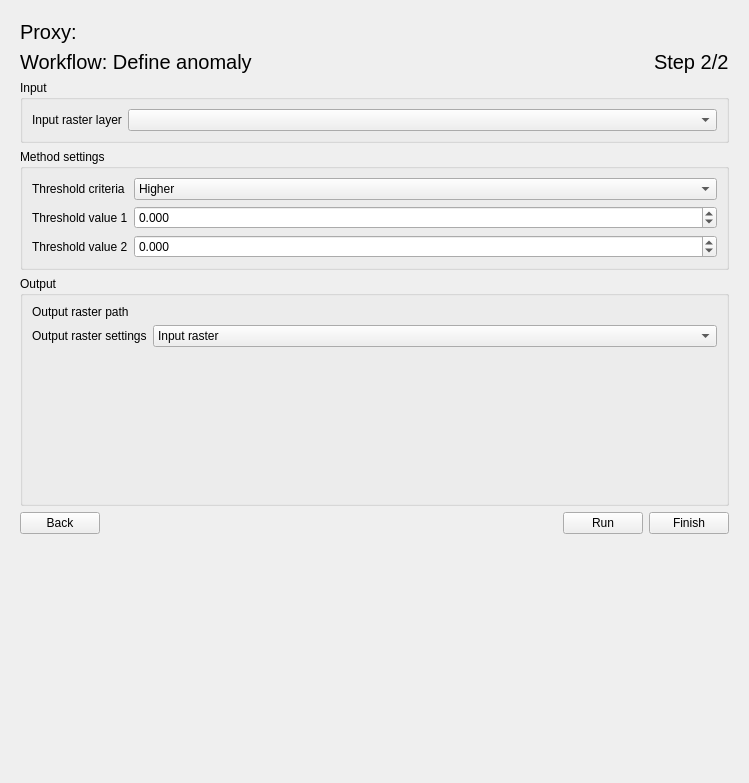
This is eis_qgis_plugin/resources/ui/mineral_proxies/proxy_workflow4_interpolation_anomaly.ui in GispoCoding/eis_qgis_plugin as Qt 5 draws it before an edit. The edited form follows.
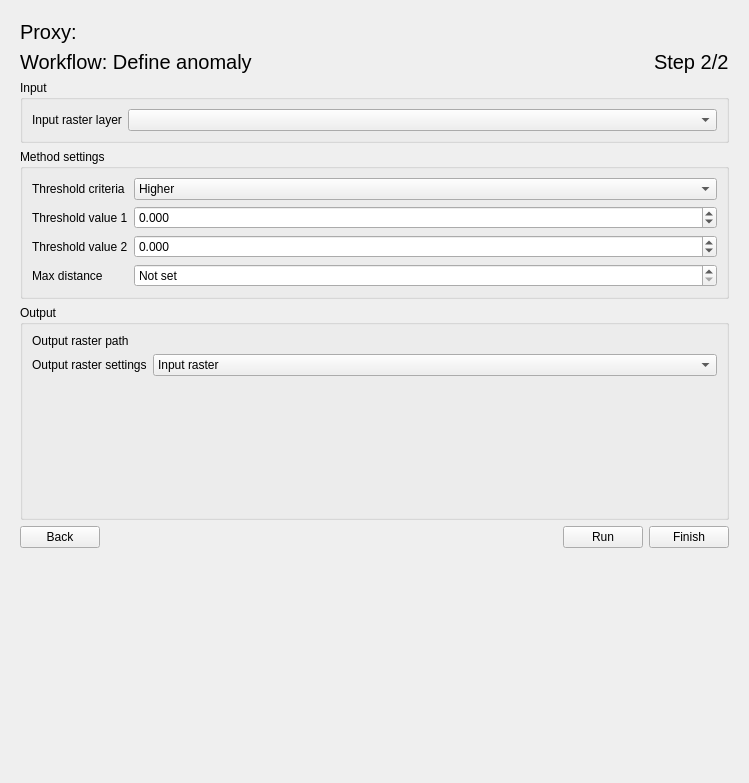
This is the edited form. The open tabs and pages were chosen to show the change. Custom widgets are drawn as their Qt base class.

Commit message: Add max distance parameter to distance computation and distance to anomaly

```diff
--- a/eis_qgis_plugin/resources/ui/mineral_proxies/proxy_workflow4_interpolation_anomaly.ui
+++ b/eis_qgis_plugin/resources/ui/mineral_proxies/proxy_workflow4_interpolation_anomaly.ui
@@ -606,6 +606,26 @@
             </property>
            </widget>
           </item>
+          <item row="3" column="0">
+           <widget class="QLabel" name="label_2">
+            <property name="text">
+             <string>Max distance</string>
+            </property>
+           </widget>
+          </item>
+          <item row="3" column="1">
+           <widget class="QgsDoubleSpinBox" name="max_distance">
+            <property name="specialValueText">
+             <string>Not set</string>
+            </property>
+            <property name="decimals">
+             <number>3</number>
+            </property>
+            <property name="maximum">
+             <double>99999.000000000000000</double>
+            </property>
+           </widget>
+          </item>
          </layout>
         </widget>
        </item>
```
The commit also changes 5 other files.
